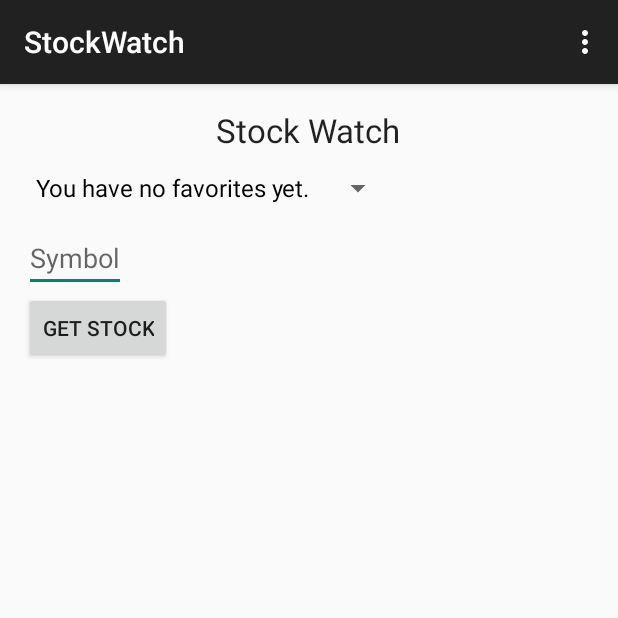
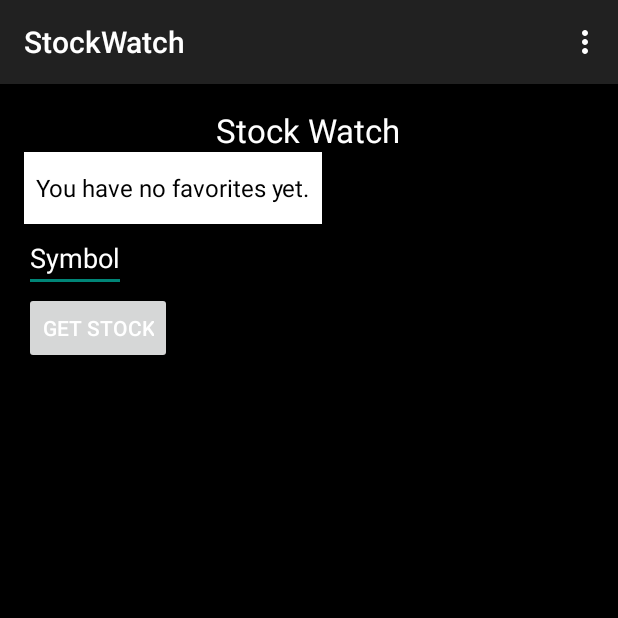
Before and after one commit to wrightaaron/StockWatch, an Android app: the screen it shows after launch (MainActivity), on a phone screen of 412 x 824 dp, the top half of it. Run offline under Robolectric (Android 15) with nearby library versions, the phone set to English and light mode, and no system bars.

Commit message:
Colors
Changed background and text colors

```diff
--- a/StockWatch/app/src/main/res/layout/activity_main.xml
+++ b/StockWatch/app/src/main/res/layout/activity_main.xml
@@ -3,7 +3,8 @@
     android:layout_height="match_parent" android:paddingLeft="@dimen/activity_horizontal_margin"
     android:paddingRight="@dimen/activity_horizontal_margin"
     android:paddingTop="@dimen/activity_vertical_margin"
-    android:paddingBottom="@dimen/activity_vertical_margin" tools:context=".MainActivity">
+    android:paddingBottom="@dimen/activity_vertical_margin" tools:context=".MainActivity"
+    android:background="#000000">
 
     <TextView
         android:layout_width="wrap_content"
@@ -12,7 +13,8 @@
         android:text="Stock Watch"
         android:id="@+id/tvTitle"
         android:layout_alignParentTop="true"
-        android:layout_centerHorizontal="true" />
+        android:layout_centerHorizontal="true"
+        android:textColor="#FFFFFF" />
 
     <EditText
         android:layout_width="wrap_content"
@@ -21,7 +23,9 @@
         android:hint="Symbol"
         android:layout_below="@+id/dropSymbols"
         android:layout_alignParentLeft="true"
-        android:layout_alignParentStart="true" />
+        android:layout_alignParentStart="true"
+        android:textColor="#FFFFFF"
+        android:textColorHint="#FFFFFF" />
 
     <Button
         android:layout_width="wrap_content"
@@ -30,7 +34,9 @@
         android:id="@+id/btnGetStock"
         android:layout_below="@+id/txtSymbol"
         android:layout_alignLeft="@+id/txtSymbol"
-        android:layout_alignStart="@+id/txtSymbol" />
+        android:layout_alignStart="@+id/txtSymbol"
+        android:textColor="#FFFFFF"
+        android:textColorHint="#FFFFFF" />
 
     <Spinner
         android:layout_width="wrap_content"
@@ -39,7 +45,8 @@
         android:layout_below="@+id/tvTitle"
         android:layout_alignParentLeft="true"
         android:layout_alignParentStart="true"
-        android:spinnerMode="dropdown" />
+        android:spinnerMode="dropdown"
+        android:background="#FFFFFF" />
 
     <ListView
         android:layout_width="wrap_content"
@@ -48,5 +55,6 @@
         android:layout_below="@+id/btnGetStock"
         android:layout_alignParentLeft="true"
         android:layout_alignParentStart="true"
-        android:choiceMode="singleChoice" />
+        android:choiceMode="singleChoice"
+        android:background="#FFFFFF" />
 </RelativeLayout>
```
